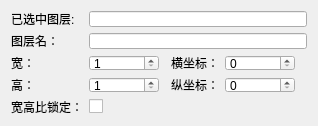
DongchuanSoftware/DCSoftware, file DCPictureEditor1_3/Layer/layerattrmanager.ui: the form before one commit.
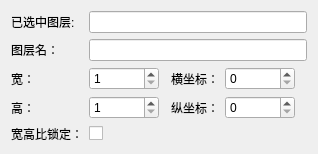
The form after the commit.

```diff
--- a/DCPictureEditor1_3/Layer/layerattrmanager.ui
+++ b/DCPictureEditor1_3/Layer/layerattrmanager.ui
@@ -13,13 +13,13 @@
   <property name="minimumSize">
    <size>
     <width>0</width>
-    <height>126</height>
+    <height>0</height>
    </size>
   </property>
   <property name="maximumSize">
    <size>
     <width>16777215</width>
-    <height>126</height>
+    <height>16777215</height>
    </size>
   </property>
   <property name="windowTitle">
```
